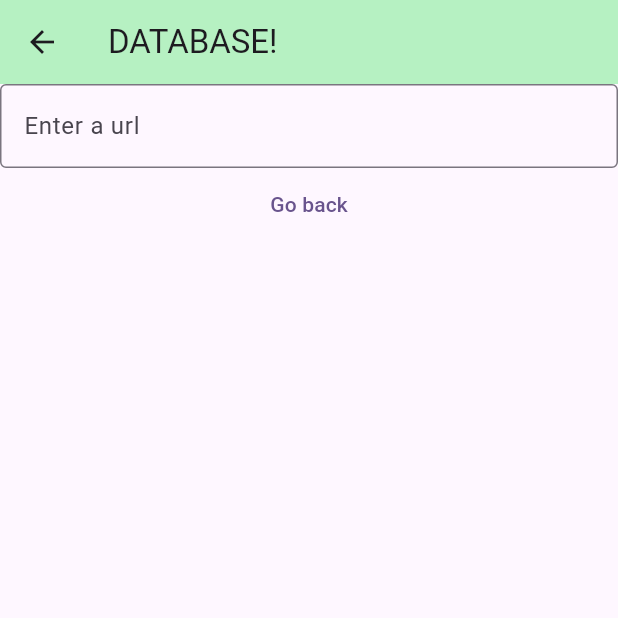
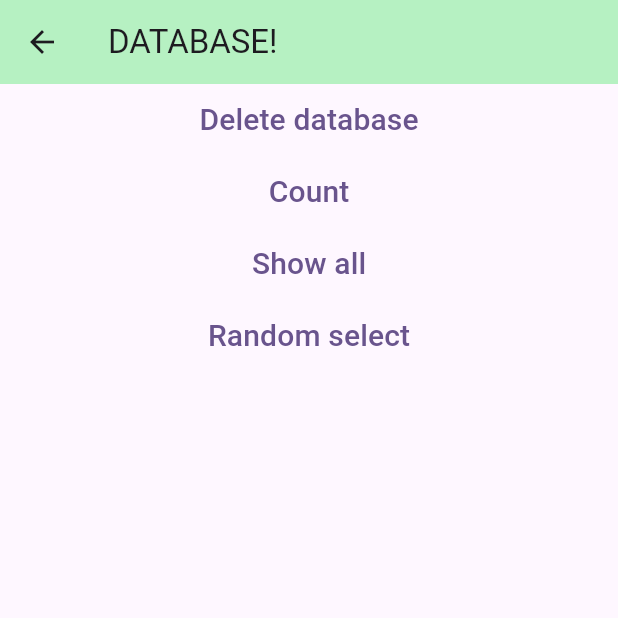
Before and after one commit to thechaos16/descartes, a Flutter app: the screen it shows after launch, after a tap on "View database", on a phone screen of 412 x 824 dp, the top half of it. Run offline on Flutter 3.47's test engine with Material 3 defaults, Android fonts, the phone set to English and light mode, and no system bars; our stand-ins replace sqflite; accounts and stored records are empty.

Commit message:
update many things

```diff
--- /dev/null
+++ b/lib/constants.dart
@@ -0,0 +1 @@
+const dbName = 'test';
--- /dev/null
+++ b/lib/db_viewer.dart
@@ -0,0 +1,79 @@
+
+import 'package:flutter/material.dart';
+import 'package:sqflite/sqflite.dart';
+
+import "db.dart";
+import 'constants.dart';
+
+
+class DBViewPage extends StatelessWidget {
+  const DBViewPage({Key? key, required this.title}) : super(key: key);
+  final String title;
+
+  @override
+  Widget build(BuildContext context) {
+    return Scaffold(
+      appBar: AppBar(
+        backgroundColor: Color.fromARGB(246, 179, 241, 192),
+        title: Text(title),
+      ),
+      body: Container(
+        alignment: FractionalOffset.center,
+        child: Column(
+          children: <Widget>[
+            TextButton(
+              onPressed: () {
+                deleteDatabase(dbName);
+              },
+              child: const Text(
+                'Delete database',
+                style: TextStyle(
+                  fontSize: 20,
+                ),
+              ),
+            ),
+            TextButton(
+              onPressed: () {
+                final result = countRecord(dbName);
+                print(result);
+              },
+              child: const Text(
+                'Count',
+                style: TextStyle(
+                  fontSize: 20,
+                ),
+              ),
+            ),
+            TextButton(
+              onPressed: () {
+                final result = selectAll(dbName);
+                print(result);
+              },
+              child: const Text(
+                'Show all',
+                style: TextStyle(
+                  fontSize: 20,
+                ),
+              ),
+            ),
+            TextButton(
+              onPressed: () {
+                final result = selectRandomUri(dbName);
+                result.then((data){
+                    print(data);
+                  },
+                );
+              },
+              child: const Text(
+                'Random select',
+                style: TextStyle(
+                  fontSize: 20,
+                ),
+              ),
+            ),
+          ],
+        )
+      ),
+    );
+  }
+}
--- a/lib/main.dart
+++ b/lib/main.dart
@@ -1,6 +1,8 @@
 import 'package:flutter/material.dart';
 
-import "subpage.dart";
+import 'uri_register_page.dart';
+import 'db_viewer.dart';
+import 'landing_page.dart';
 
 void main() {
   runApp(const Descartes());
@@ -54,10 +56,26 @@ class _MainPageState extends State<MainPage> {
               },
               child: Container(
                 child: Text(
-                  _clicked ? 'clicked' : 'Cognito, ergo sum - Rene Descartes',
+                  'Cognito, ergo sum\n',
                   style: TextStyle(
                     fontWeight: FontWeight.bold,
-                    fontSize: 20,
+                    fontSize: 30,
+                  ),
+                  textAlign: TextAlign.center,
+                ),
+              )
+            ),
+            GestureDetector(
+              onTap: () {
+                Navigator.push(context, MaterialPageRoute(builder: (context) {
+                  return const UriRegisterPage(title: "Register new URI");
+                }));
+              },
+              child: Container(
+                child: Text(
+                  'Register new URI',
+                  style: TextStyle(
+                    fontSize: 22,
                   )
                 ),
               )
@@ -65,24 +83,30 @@ class _MainPageState extends State<MainPage> {
             GestureDetector(
               onTap: () {
                 Navigator.push(context, MaterialPageRoute(builder: (context) {
-                  return const SubPage(title: "Register new URI");
+                  return const DBViewPage(title: "DATABASE!");
                 }));
               },
               child: Container(
                 child: Text(
-                  'Register new URI'
+                  'View database',
+                  style: TextStyle(
+                    fontSize: 22,
+                  ),
                 )
               )
             ),
             GestureDetector(
               onTap: () {
                 Navigator.push(context, MaterialPageRoute(builder: (context) {
-                  return const SubPage(title: "DATABASE!");
+                  return const LandingPage(uri: "https://naver.com");
                 }));
               },
               child: Container(
                 child: Text(
-                  'View database'
+                  'Push landed page',
+                  style: TextStyle(
+                    fontSize: 22,
+                  ),
                 )
               )
             ),
--- a/pubspec.yaml
+++ b/pubspec.yaml
@@ -19,7 +19,7 @@ publish_to: 'none' # Remove this line if you wish to publish to pub.dev
 version: 1.0.0+1
 
 environment:
-  sdk: '>=3.2.6 <4.0.0'
+  sdk: '>=3.1.5 <4.0.0'
 
 # Dependencies specify other packages that your package needs in order to work.
 # To automatically upgrade your package dependencies to the latest versions
@@ -30,7 +30,8 @@ environment:
 dependencies:
   flutter:
     sdk: flutter
-
+  sqflite:
+  url_launcher: ^6.2.4
 
   # The following adds the Cupertino Icons font to your application.
   # Use with the CupertinoIcons class for iOS style icons.
```
Also changed, not shown: lib/db.dart (added, +52 -0 lines), lib/landing_page.dart (added, +42 -0 lines), lib/uri_register_page.dart (renamed from lib/subpage.dart, +12 -2 lines), 1 other file.
